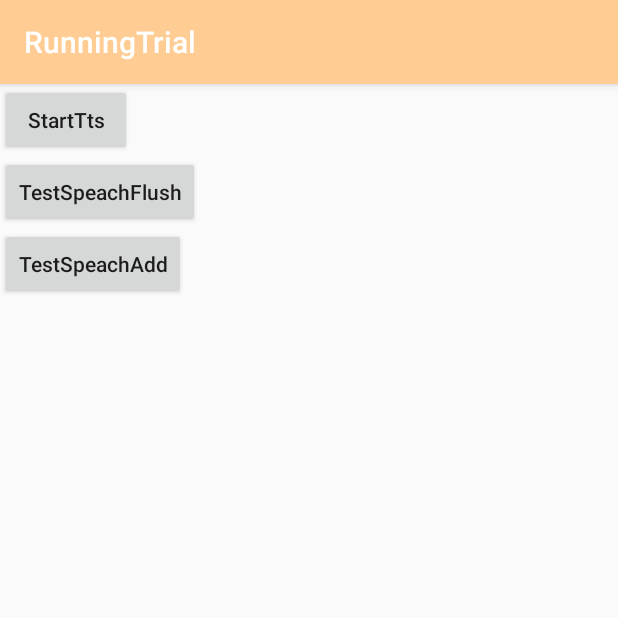
After one commit to HomerChenX1/RunningTrial, an Android app: the TestTtsActivity screen opened directly, with no data from a screen before it, on a phone screen of 412 x 824 dp, the top half of it. The commit adds this screen. Run offline under Robolectric (Android 15) with nearby library versions, the phone set to English and light mode, and no system bars.

Commit message:
add TTS test OK

```diff
--- a/app/build.gradle
+++ b/app/build.gradle
@@ -1,4 +1,5 @@
 apply plugin: 'com.android.application'
+apply plugin: 'com.google.gms.google-services'
 
 android {
     compileSdkVersion 28
@@ -34,6 +35,7 @@ dependencies {
     implementation 'com.android.support:recyclerview-v7:+'
     implementation 'com.android.volley:volley:1.1+'
     implementation 'com.android.support:design:28+'
+    implementation 'com.google.firebase:firebase-database:16.0.4'
     annotationProcessor 'org.greenrobot:eventbus-annotation-processor:3.1.1'
     testImplementation 'junit:junit:4.12'
     androidTestImplementation 'com.android.support.test:runner:1.0.2'
--- a/app/src/main/AndroidManifest.xml
+++ b/app/src/main/AndroidManifest.xml
@@ -16,7 +16,8 @@
         android:roundIcon="@mipmap/ic_launcher_round"
         android:supportsRtl="true"
         android:theme="@style/AppTheme">
-        <activity android:name=".subsys.TestServicesActivity"></activity>
+        <activity android:name=".subsys.TestTtsActivity"></activity>
+        <activity android:name=".subsys.TestServicesActivity" />
 
         <service
             android:name=".subsys.TestServices"
--- a/app/src/main/java/com/example/runningtrial/MainActivity.java
+++ b/app/src/main/java/com/example/runningtrial/MainActivity.java
@@ -21,6 +21,7 @@ import com.example.runningtrial.UI.TestViewDragHelperActivity;
 import com.example.runningtrial.base.DataWarehouse;
 import com.example.runningtrial.subsys.TestNotificationActivity;
 import com.example.runningtrial.subsys.TestServicesActivity;
+import com.example.runningtrial.subsys.TestTtsActivity;
 
 /**
  * NTP : OK
@@ -225,6 +226,7 @@ public class MainActivity extends AppCompatActivity {
         setupButton(R.id.btnTestAppBarLayout, "btnTestAppBarLayout", TestAppBarLayoutActivity.class);
         setupButton(R.id.btnTestNotication, "btnTestNotication", TestNotificationActivity.class);
         setupButton(R.id.btnTestServiceBind, "btnTestServiceBind", TestServicesActivity.class);
+        setupButton(R.id.btnTestTtsAll, "btnTestTtsAll", TestTtsActivity.class);
     }
 
     CompoundButton.OnCheckedChangeListener swListenser = new CompoundButton.OnCheckedChangeListener() {
--- a/app/src/main/java/com/example/runningtrial/subsys/NtpsClient.java
+++ b/app/src/main/java/com/example/runningtrial/subsys/NtpsClient.java
@@ -16,7 +16,13 @@ import java.util.Date;
  *   build a NtpMessage class
  *   run a java TCP DatagramSocket server
  *   send a packet then receive the response
+ *
+ *  watch.stdtime.gov.tw
+ * 	time.stdtime.gov.tw
+ * 	clock.stdtime.gov.tw
+ * 	tick.stdtime.gov.tw
  */
+
 public class NtpsClient {
     int retry = 2;
     int port = 123;
--- /dev/null
+++ b/app/src/main/java/com/example/runningtrial/subsys/TestTtsActivity.java
@@ -0,0 +1,55 @@
+package com.example.runningtrial.subsys;
+
+import android.os.Bundle;
+import android.support.v7.app.AppCompatActivity;
+import android.view.View;
+import android.widget.Button;
+import android.widget.Toast;
+
+import com.example.runningtrial.R;
+
+public class TestTtsActivity extends AppCompatActivity {
+    Button btnTestTts, btnTestSpeach, btnTestSpeachAdd;
+    Tts tts;
+
+    @Override
+    protected void onCreate(Bundle savedInstanceState) {
+        super.onCreate(savedInstanceState);
+        setContentView(R.layout.activity_test_tts);
+
+        btnTestTts = findViewById(R.id.btnTestTts);
+        btnTestTts.setOnClickListener(new View.OnClickListener() {
+            @Override
+            public void onClick(View v) {
+                Toast.makeText(v.getContext(), "btnTestTts is clicked!", Toast.LENGTH_SHORT).show();
+
+                tts = new Tts(v.getContext());
+            }
+        });
+
+        btnTestSpeach = findViewById(R.id.btnTestSpeach);
+        btnTestSpeach.setOnClickListener(new View.OnClickListener() {
+            @Override
+            public void onClick(View v) {
+                Toast.makeText(v.getContext(), "btnTestSpeach is clicked!", Toast.LENGTH_SHORT).show();
+                tts.flushSpeak("一定要宣告成");
+            }
+        });
+
+        btnTestSpeachAdd = findViewById(R.id.btnTestSpeachAdd);
+        btnTestSpeachAdd.setOnClickListener(new View.OnClickListener() {
+            @Override
+            public void onClick(View v) {
+                Toast.makeText(v.getContext(), "btnTestSpeach is clicked!", Toast.LENGTH_SHORT).show();
+                tts.queueSpeak("多執行緒的機制");
+                tts.queueSpeak("存在 main UI thread");
+            }
+        });
+    }
+
+    @Override
+    protected void onDestroy() {
+        if (tts!=null) tts.close();
+        super.onDestroy();
+    }
+}
--- /dev/null
+++ b/app/src/main/res/layout/activity_test_tts.xml
@@ -0,0 +1,31 @@
+<?xml version="1.0" encoding="utf-8"?>
+<LinearLayout xmlns:android="http://schemas.android.com/apk/res/android"
+    xmlns:app="http://schemas.android.com/apk/res-auto"
+    xmlns:tools="http://schemas.android.com/tools"
+    android:layout_width="match_parent"
+    android:layout_height="match_parent"
+    android:orientation="vertical"
+    tools:context=".subsys.TestTtsActivity">
+
+    <Button
+        android:id="@+id/btnTestTts"
+        android:layout_width="wrap_content"
+        android:layout_height="wrap_content"
+        android:textAllCaps="false"
+        android:text="StartTts" />
+
+    <Button
+        android:id="@+id/btnTestSpeach"
+        android:layout_width="wrap_content"
+        android:layout_height="wrap_content"
+        android:textAllCaps="false"
+        android:text="TestSpeachFlush" />
+
+    <Button
+        android:id="@+id/btnTestSpeachAdd"
+        android:layout_width="wrap_content"
+        android:layout_height="wrap_content"
+        android:textAllCaps="false"
+        android:text="TestSpeachAdd" />
+
+</LinearLayout>
--- a/build.gradle
+++ b/build.gradle
@@ -8,6 +8,7 @@ buildscript {
     }
     dependencies {
         classpath 'com.android.tools.build:gradle:3.4.2'
+        classpath 'com.google.gms:google-services:4.2.0'
 
         // NOTE: Do not place your application dependencies here; they belong
         // in the individual module build.gradle files
```
Also changed, not shown: app/src/main/java/com/example/runningtrial/subsys/TestServices.java (+87 -2 lines), app/src/main/java/com/example/runningtrial/subsys/Tts.java (renamed from app/src/main/java/com/example/runningtrial/subsys/SubSysTTS.java, +24 -21 lines), app/src/main/res/layout/activity_main.xml (+8 -1 lines).
